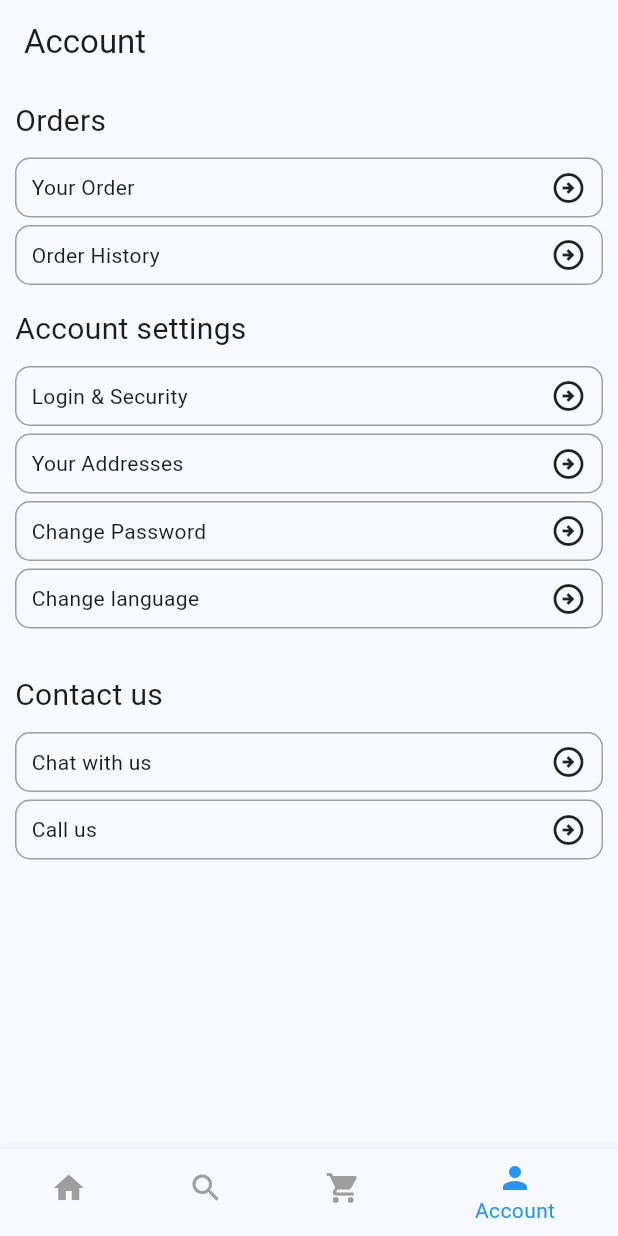
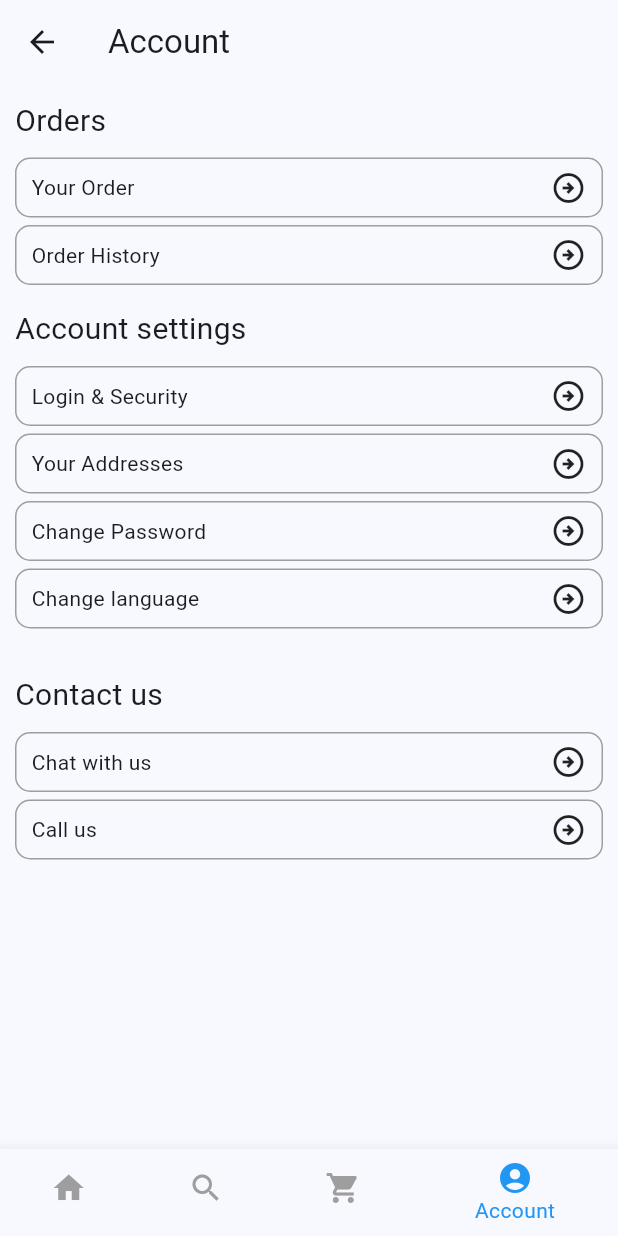
Before and after one commit to iamudesharma/shoping_app, a Flutter app: the HomePage screen opened by its route, item 4 of the bottom bar chosen, on a phone screen of 412 x 824 dp. Run offline on Flutter 3.47's test engine with Material 2 defaults, Android fonts, the phone set to English and light mode, and no system bars; our stand-ins replace auto_route, cloud_firestore, connectivity_plus, firebase_auth, firebase_core, flutter_login and 5 more; accounts and stored records are empty.

Commit message:
some changes added

```diff
--- a/lib/model/product/product_item.dart
+++ b/lib/model/product/product_item.dart
@@ -3,6 +3,8 @@
 
 part 'product_item.freezed.dart';
 part 'product_item.g.dart';
+
+
 
 @freezed
 abstract class ProductItem with _$ProductItem {
--- a/lib/pages/home_page.dart
+++ b/lib/pages/home_page.dart
@@ -1,9 +1,11 @@
+import 'package:auto_route/auto_route.dart';
 import 'package:flutter/material.dart';
 import 'package:shoping_app/pages/account_page.dart';
 import 'package:shoping_app/pages/cart_page.dart';
 import 'package:shoping_app/pages/product_page.dart';
 import 'package:shoping_app/pages/search_page.dart';
 import 'package:shoping_app/pages/user_setup.dart';
+import 'package:shoping_app/routes/app_routes.gr.dart';
 
 class HomePage extends StatefulWidget {
   const HomePage({Key? key}) : super(key: key);
@@ -12,47 +14,51 @@
   State<HomePage> createState() => _HomePageState();
 }
 
-class _HomePageState extends State<HomePage>
-    with SingleTickerProviderStateMixin {
-  late TabController _tabController;
-
-  @override
-  void initState() {
-    _tabController = TabController(length: 4, vsync: this);
-
-    _tabController.addListener(() {
-      setState(() {});
-    });
-    super.initState();
-  }
-
+class _HomePageState extends State<HomePage> {
   @override
   Widget build(BuildContext context) {
-    return Scaffold(
-      body: TabBarView(
-        controller: _tabController,
-        children: const [
-          ProductPage(),
-          SearchPage(),
-          CartPage(),
-          AccountPage(),
-        ],
-      ),
-      bottomNavigationBar: BottomNavigationBar(
-        items: const [
-          BottomNavigationBarItem(icon: Icon(Icons.home), label: 'Home'),
-          BottomNavigationBarItem(icon: Icon(Icons.search), label: 'Search'),
-          BottomNavigationBarItem(
-              icon: Icon(Icons.shopping_cart), label: 'Cart'),
-          BottomNavigationBarItem(icon: Icon(Icons.person), label: 'Account'),
-        ],
-        currentIndex: _tabController.index,
-        onTap: (index) {
-          _tabController.index = index;
-        },
-        unselectedItemColor: Colors.grey,
-        selectedItemColor: Colors.blue,
-      ),
+    return AutoTabsRouter(
+      routes: [
+        ProductRoute(),
+        SearchRoute(),
+        CartRoute(),
+        AccountRoute(),
+      ],
+      builder: (context, child, animation) {
+        final tabRouter = AutoTabsRouter.of(context);
+        return Scaffold(
+          body: FadeTransition(
+            opacity: animation,
+            child: child,
+          ),
+          bottomNavigationBar: BottomNavigationBar(
+            selectedItemColor: Colors.blue,
+            unselectedItemColor: Colors.grey,
+            currentIndex: tabRouter.activeIndex,
+            onTap: (index) {
+              tabRouter.setActiveIndex(index);
+            },
+            items: [
+              BottomNavigationBarItem(
+                icon: Icon(Icons.home),
+                label: 'Home',
+              ),
+              BottomNavigationBarItem(
+                icon: Icon(Icons.search),
+                label: 'Search',
+              ),
+              BottomNavigationBarItem(
+                icon: Icon(Icons.shopping_cart),
+                label: 'Cart',
+              ),
+              BottomNavigationBarItem(
+                icon: Icon(Icons.account_circle),
+                label: 'Account',
+              ),
+            ],
+          ),
+        );
+      },
     );
   }
 }
--- a/lib/routes/routes.dart
+++ b/lib/routes/routes.dart
@@ -1,96 +1,73 @@
-// import 'dart:js';
+// // import 'dart:js';
 
-import 'package:flutter/material.dart';
+// import 'package:flutter/material.dart';
+// import 'package:get/get.dart';
+// import 'package:go_router/go_router.dart';
+// import 'package:logging/logging.dart';
+// import 'package:shoping_app/controller/auth_controller.dart';
+// import 'package:shoping_app/pages/home_page.dart';
+// import 'package:shoping_app/pages/login_page.dart';
+// import 'package:shoping_app/pages/user_setup.dart';
+
+// import '../controller/user_setup_controller.dart';
+
+// abstract class Routes {
+//   // static const INITIAL = '/';
+
+//   static const HOME = '/';
+//   static const LOGIN = '/login';
+//   static const USERSETUP = '/usersetup';
+// }
+
+// class AppRoutes {
+//   static final route = GoRouter(
+//     initialLocation:Routes.HOME ,
+//     observers: [
+//       MyNavObserver(),
+//     ],
+//     routes: [
+
+//       GoRoute(
+//         path: Routes.HOME,
+//         builder: (context, state) => const HomePage(),
+//       ),
+//       GoRoute(
+//         path: Routes.USERSETUP,
+//         builder: (context, state) => const UserSetUpPage(),
+//       ),
+//       GoRoute(
+//         path: Routes.LOGIN,
+//         builder: (context, state) => const LoginPage(),
+//         redirect: (state) {
+//           final _controller = Get.find<AuthController>();
+
+//           if (_controller.firebaseAuth.currentUser != null) {
+//             return Routes.USERSETUP;
+//           } else {
+//             return Routes.LOGIN;
+//           }
+//         },
+//       ),
+//     ],
+//   );
+// }
+
+import 'package:auto_route/auto_route.dart';
 import 'package:get/get.dart';
-import 'package:go_router/go_router.dart';
-import 'package:logging/logging.dart';
 import 'package:shoping_app/controller/auth_controller.dart';
-import 'package:shoping_app/pages/home_page.dart';
-import 'package:shoping_app/pages/login_page.dart';
-import 'package:shoping_app/pages/user_setup.dart';
+import 'package:shoping_app/routes/app_routes.gr.dart';
 
-import '../controller/user_setup_controller.dart';
-
-abstract class Routes {
-  // static const INITIAL = '/';
-
-  static const HOME = '/';
-  static const LOGIN = '/login';
-  static const USERSETUP = '/usersetup';
+class AuthGuard extends AutoRouteGuard {
+  @override
+  void onNavigation(NavigationResolver resolver, StackRouter router) async {
+    // the navigation is paused until resolver.next() is called with either
+    // true to resume/continue navigation or false to abort navigation
+    if (await Get.find<AuthController>().firebaseAuth.currentUser != null) {
+      // if user is authenticated we continue
+      resolver.next(true);
+    } else {
+      // we redirect the user to our login page
+      router.navigate(LoginRoute());
+    }
+  }
 }
-
-class AppRoutes {
-  static final route = GoRouter(
-    observers: [
-      MyNavObserver(),
-    ],
-    routes: [
-      GoRoute(
-          path: Routes.HOME,
-          builder: (context, state) => const HomePage(),
-          redirect: (state) {
-            if (Get.find<UserSetController>().userDataExist.value) {
-              return Routes.HOME;
-            } else {
-              return Routes.USERSETUP;
-            }
-          }),
-      GoRoute(
-        path: Routes.USERSETUP,
-        builder: (context, state) => const UserSetUpPage(),
-      ),
-      GoRoute(
-        path: Routes.LOGIN,
-        builder: (context, state) => const LoginPage(),
-        redirect: (state) {
-          final _controller = Get.find<AuthController>();
-
-          if (_controller.firebaseAuth.currentUser != null) {
-            return Routes.HOME;
-          } else {
-            return Routes.LOGIN;
-          }
-        },
-      ),
-    ],
-  );
-}
-
-class MyNavObserver extends NavigatorObserver {
-  MyNavObserver() {
-    log.onRecord.listen((e) => debugPrint('$e'));
-  }
-
-  final log = Logger('MyNavObserver');
-
-  @override
-  void didPush(Route<dynamic> route, Route<dynamic>? previousRoute) =>
-      log.info('didPush: ${route.str}, previousRoute= ${previousRoute?.str}');
-
-  @override
-  void didPop(Route<dynamic> route, Route<dynamic>? previousRoute) =>
-      log.info('didPop: ${route.str}, previousRoute= ${previousRoute?.str}');
-
-  @override
-  void didRemove(Route<dynamic> route, Route<dynamic>? previousRoute) =>
-      log.info('didRemove: ${route.str}, previousRoute= ${previousRoute?.str}');
-
-  @override
-  void didReplace({Route<dynamic>? newRoute, Route<dynamic>? oldRoute}) =>
-      log.info('didReplace: new= ${newRoute?.str}, old= ${oldRoute?.str}');
-
-  @override
-  void didStartUserGesture(
-    Route<dynamic> route,
-    Route<dynamic>? previousRoute,
-  ) =>
-      log.info('didStartUserGesture: ${route.str}, '
-          'previousRoute= ${previousRoute?.str}');
-
-  @override
-  void didStopUserGesture() => log.info('didStopUserGesture');
-}
-
-extension on Route<dynamic> {
-  String get str => 'route(${settings.name}: ${settings.arguments})';
-}
```
Also changed, not shown: lib/controller/user_setup_controller.dart (+10 -7 lines), lib/main.dart (+30 -4 lines), lib/pages/login_page.dart (+9 -0 lines), lib/pages/user_setup.dart (+1 -21 lines).
